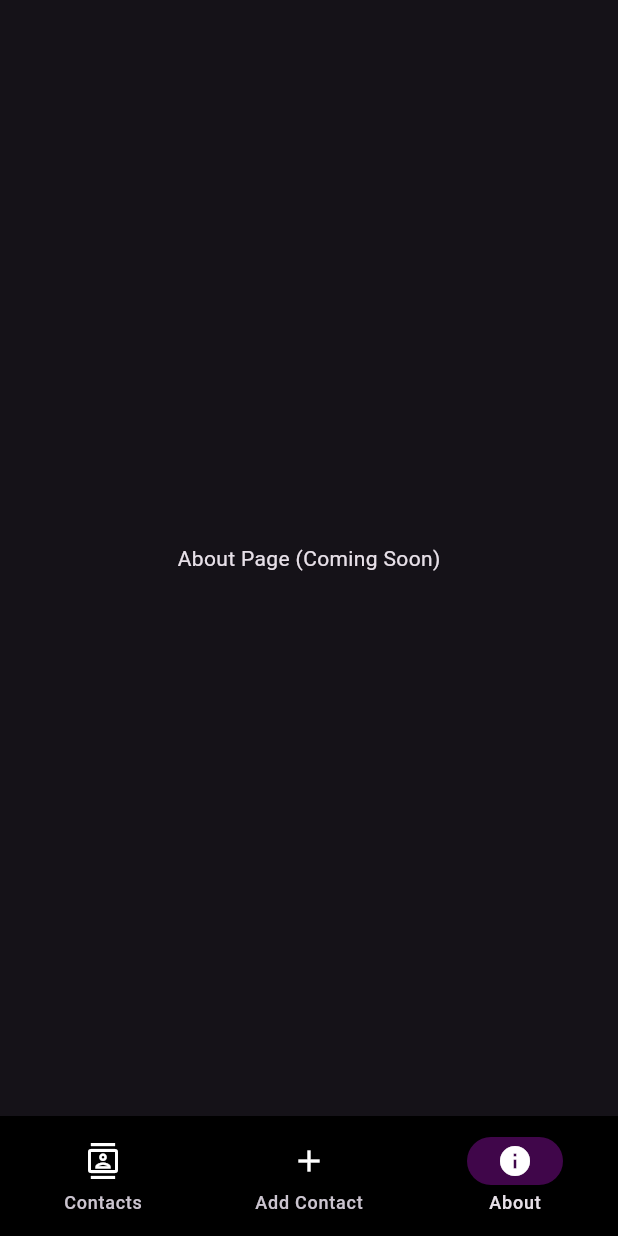
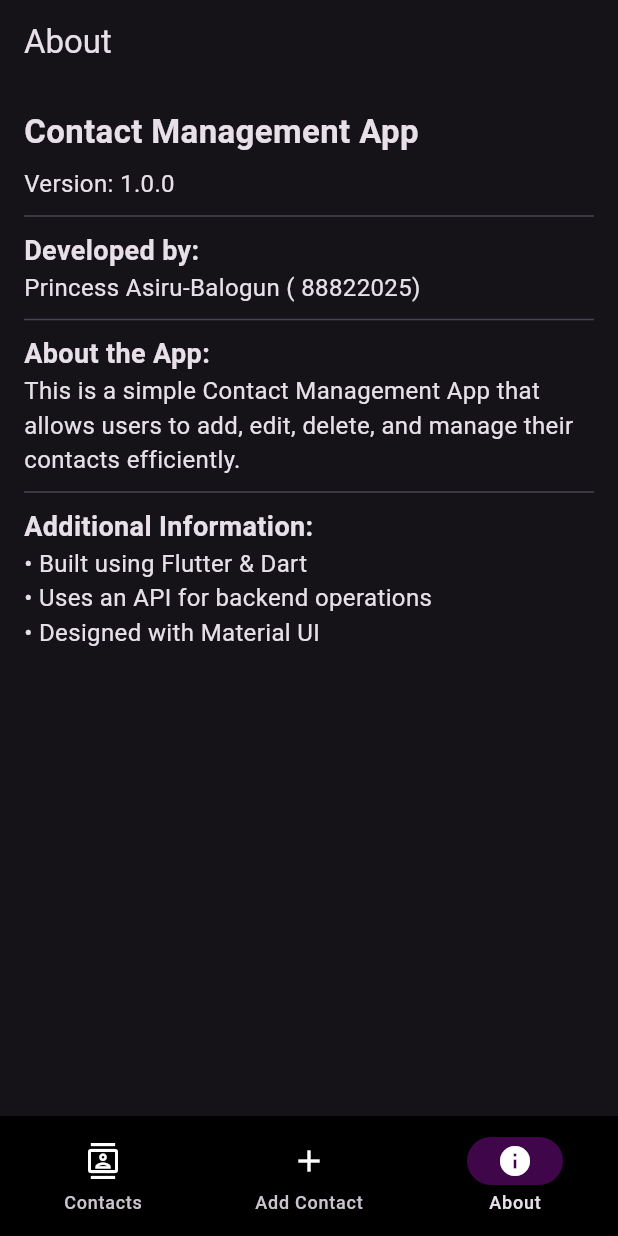
Before and after one commit to Princess09-best/contact_management_app, a Flutter app: the screen it shows after launch, item 3 of the bottom bar chosen, on a phone screen of 412 x 824 dp. Run offline on Flutter 3.47's test engine with Material 3 defaults, Android fonts, the phone set to English and light mode, and no system bars; network calls fail.

Commit message:
completed Work. all functions implemented

```diff
--- a/lib/main.dart
+++ b/lib/main.dart
@@ -1,8 +1,8 @@
 import 'package:flutter/material.dart';
-import 'screens/contacts_list.dart'; // Contact List Page (Task 4)
+import 'screens/contacts_list.dart'; // Contact List Page
 
-import 'screens/add_contacts.dart'; // Add Contact Page (Task 5)
-//import 'about.dart';          // About Page (Task 6)
+import 'screens/add_contacts.dart'; // Add Contact Page
+import 'screens/about.dart'; // About Page
 
 void main() => runApp(const ContactManagementApp());
 
@@ -35,7 +35,7 @@ class NavigationExample extends StatefulWidget {
   const NavigationExample({super.key});
 
   @override
-  NavigationExampleState createState() => NavigationExampleState(); // ✅ Fixed
+  NavigationExampleState createState() => NavigationExampleState();
 }
 
 class NavigationExampleState extends State<NavigationExample> {
@@ -45,12 +45,7 @@ class NavigationExampleState extends State<NavigationExample> {
   final List<Widget> _pages = [
     ContactsListScreen(), // Fetch and display contacts
     AddContactScreen(), // Add new contacts
-    //AboutScreen(), // About page
-    //Scaffold(
-    //body: Center(
-    // child: Text("Add Contact Page (Coming Soon)"))), // Placeholder
-    Scaffold(
-        body: Center(child: Text("About Page (Coming Soon)"))), // Placeholder
+    AboutScreen(), // About page
   ];
 
   @override
--- a/lib/screens/about.dart
+++ b/lib/screens/about.dart
@@ -0,0 +1,51 @@
+import 'package:flutter/material.dart';
+
+class AboutScreen extends StatelessWidget {
+  const AboutScreen({super.key});
+
+  @override
+  Widget build(BuildContext context) {
+    return Scaffold(
+      appBar: AppBar(title: Text("About")),
+      body: Padding(
+        padding: const EdgeInsets.all(16.0),
+        child: Column(
+          crossAxisAlignment: CrossAxisAlignment.start,
+          children: [
+            Text(
+              "Contact Management App",
+              style: TextStyle(fontSize: 22, fontWeight: FontWeight.bold),
+            ),
+            SizedBox(height: 8),
+            Text("Version: 1.0.0", style: TextStyle(fontSize: 16)),
+            Divider(height: 20, thickness: 1),
+            Text(
+              "Developed by:",
+              style: TextStyle(fontSize: 18, fontWeight: FontWeight.bold),
+            ),
+            Text("Princess Asiru-Balogun ( 88822025)",
+                style: TextStyle(fontSize: 16)),
+            Divider(height: 20, thickness: 1),
+            Text(
+              "About the App:",
+              style: TextStyle(fontSize: 18, fontWeight: FontWeight.bold),
+            ),
+            Text(
+              "This is a simple Contact Management App that allows users to add, edit, delete, and manage their contacts efficiently.",
+              style: TextStyle(fontSize: 16),
+            ),
+            Divider(height: 20, thickness: 1),
+            Text(
+              "Additional Information:",
+              style: TextStyle(fontSize: 18, fontWeight: FontWeight.bold),
+            ),
+            Text(
+              "• Built using Flutter & Dart\n• Uses an API for backend operations\n• Designed with Material UI",
+              style: TextStyle(fontSize: 16),
+            ),
+          ],
+        ),
+      ),
+    );
+  }
+}
--- a/lib/screens/edit_contacts.dart
+++ b/lib/screens/edit_contacts.dart
@@ -35,13 +35,13 @@ class EditContactScreenState extends State<EditContactScreen> {
         _phoneController.text.trim(),
       );
 
-      if (!mounted) return; // ✅ Ensure widget is still in the tree
+      if (!mounted) return; //  Ensure widget is still in the tree
 
       if (result.toLowerCase() == "success") {
         ScaffoldMessenger.of(context).showSnackBar(
           SnackBar(content: Text("Contact updated successfully!")),
         );
-        Navigator.pop(context, true); // ✅ Return true to refresh contacts list
+        Navigator.pop(context, true); //  Return true to refresh contacts list
       } else {
         ScaffoldMessenger.of(context).showSnackBar(
           SnackBar(content: Text("Failed to update contact.")),
@@ -54,7 +54,7 @@ class EditContactScreenState extends State<EditContactScreen> {
       );
     }
 
-    if (mounted) setState(() => isLoading = false); // ✅ Safe state update
+    if (mounted) setState(() => isLoading = false); //  Safe state update
   }
 
   @override
```
Also changed, not shown: lib/screens/contacts_list.dart (+12 -14 lines), lib/services/api_service.dart (+11 -11 lines).
